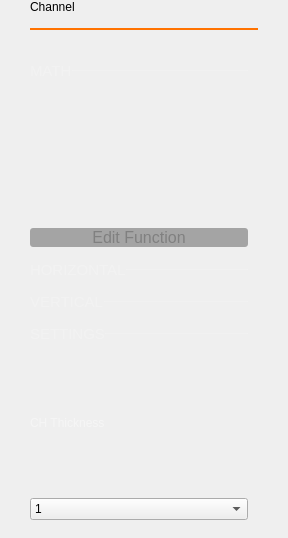
The window that ui/channel_settings.ui (analogdevicesinc/scopy) describes before a commit, drawn with Qt 5.
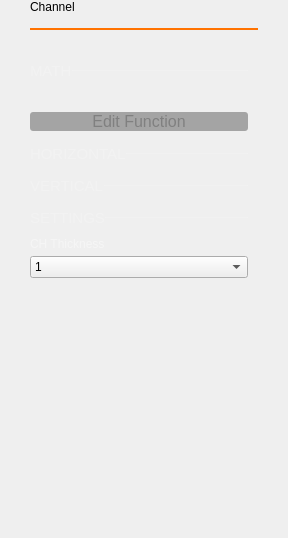
The same window after the commit.

Commit message: channel_settings.ui: Fix spacing when not in minimum size

The edit to the form file:
```diff
--- a/ui/channel_settings.ui
+++ b/ui/channel_settings.ui
@@ -710,6 +710,19 @@
          </item>
         </layout>
        </item>
+       <item>
+        <spacer name="verticalSpacer_2">
+         <property name="orientation">
+          <enum>Qt::Vertical</enum>
+         </property>
+         <property name="sizeHint" stdset="0">
+          <size>
+           <width>20</width>
+           <height>40</height>
+          </size>
+         </property>
+        </spacer>
+       </item>
       </layout>
      </widget>
     </widget>
```
